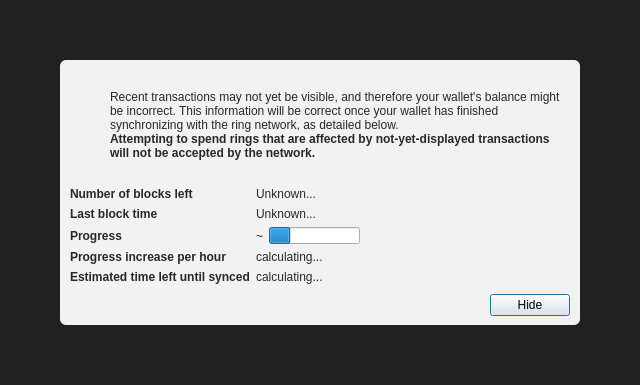
Above: src/qt/forms/modaloverlay.ui from litecoincash-project/ring before the change. Below: the same form after it.
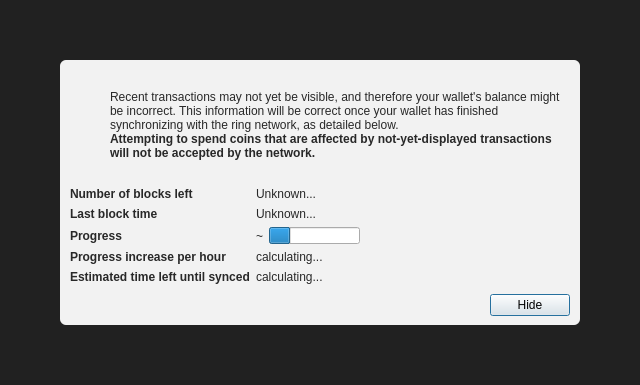
That is the form after the change. Icons and pictures are not drawn. Custom widgets are drawn as their Qt base class.

```diff
--- a/src/qt/forms/modaloverlay.ui
+++ b/src/qt/forms/modaloverlay.ui
@@ -149,7 +149,7 @@
                 </font>
                </property>
                <property name="text">
-                <string>Attempting to spend rings that are affected by not-yet-displayed transactions will not be accepted by the network.</string>
+                <string>Attempting to spend coins that are affected by not-yet-displayed transactions will not be accepted by the network.</string>
                </property>
                <property name="textFormat">
                 <enum>Qt::RichText</enum>
```
